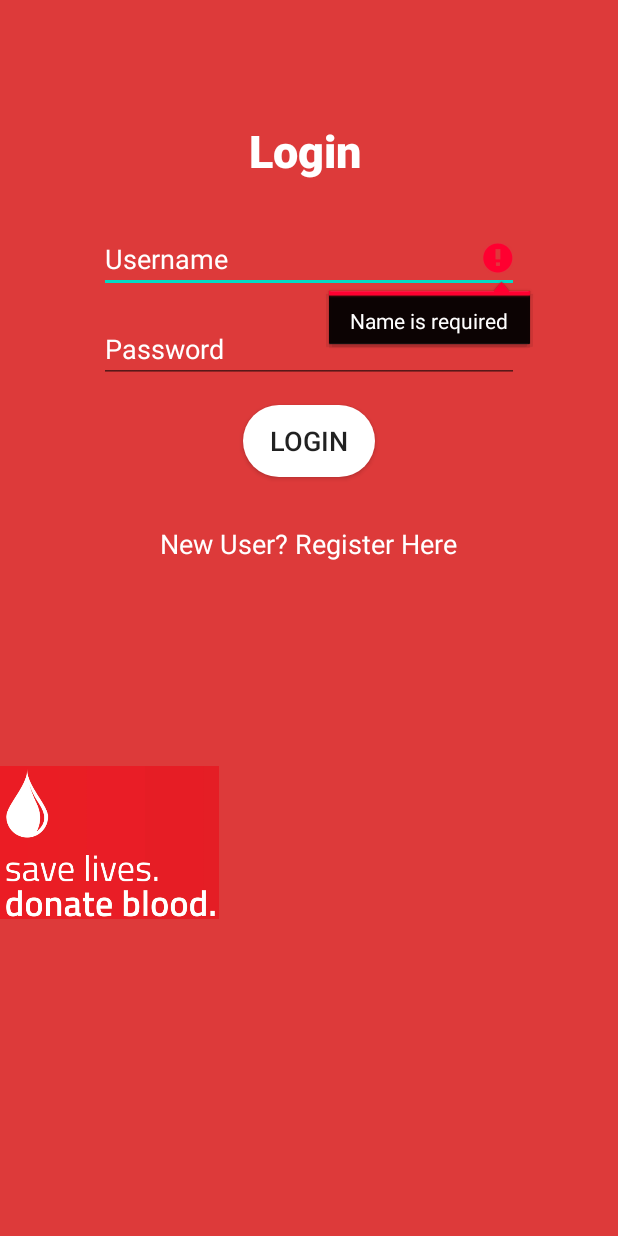
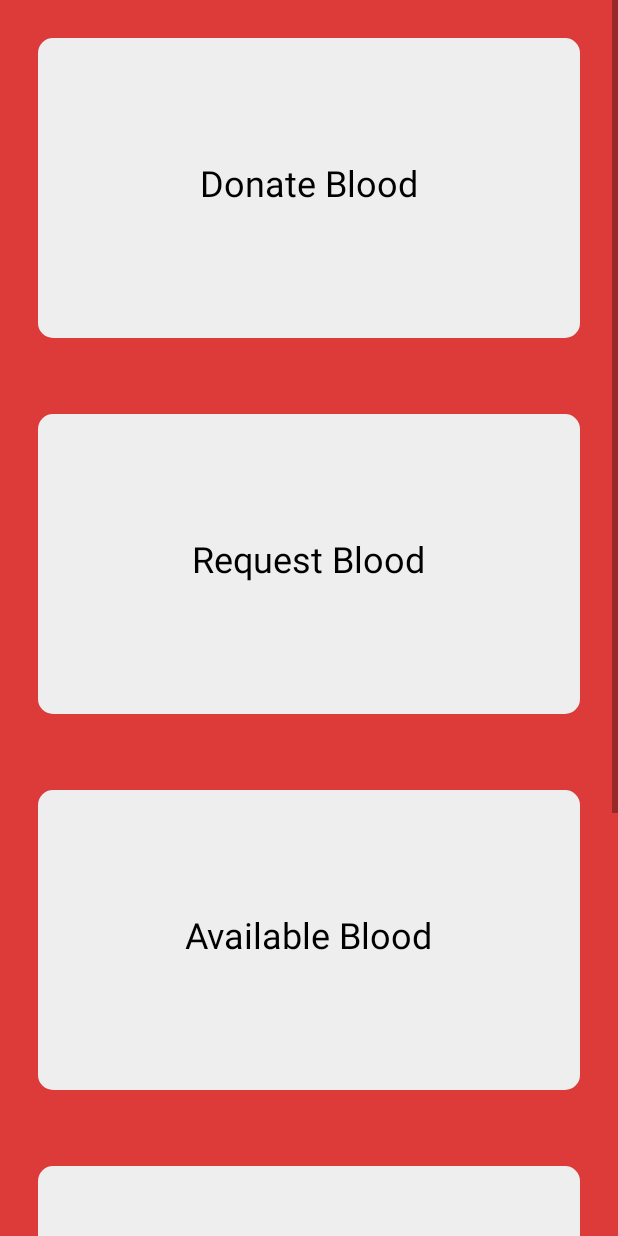
Before and after one commit to Ashutosh2209/blood-bank-app, an Android app: the screen it shows after launch (Login before the commit, Dashboard after it), after a tap on "LOGIN", on a phone screen of 412 x 824 dp. Run offline under Robolectric (Android 15) with nearby library versions, the phone set to English and light mode, and no system bars; our stand-ins replace Firebase (no records; nobody signed in at launch, a user with empty details on screens opened directly).

Commit message:
Figma pages completed

```diff
--- a/app/build.gradle
+++ b/app/build.gradle
@@ -35,4 +35,7 @@ dependencies {
     androidTestImplementation 'androidx.test.espresso:espresso-core:3.3.0'
     implementation platform('com.google.firebase:firebase-bom:28.0.1')
     implementation 'com.google.firebase:firebase-analytics'
+    implementation 'androidx.recyclerview:recyclerview:1.1.0'
+    implementation "androidx.cardview:cardview:1.0.0"
+
 }
--- a/app/src/main/AndroidManifest.xml
+++ b/app/src/main/AndroidManifest.xml
@@ -10,6 +10,8 @@
         android:label="@string/app_name"
         android:roundIcon="@mipmap/ic_launcher_round"
         android:supportsRtl="true"
+        android:largeHeap="true"
+        android:hardwareAccelerated="false"
         android:theme="@style/AppTheme">
         <activity android:name=".SplashScreen">
             <intent-filter>
@@ -20,7 +22,9 @@
         </activity>
         <activity android:name=".Login"></activity>
         <activity android:name=".SignUp"></activity>
+        <activity android:name=".Dashboard"></activity>
         <activity android:name=".MainActivity"></activity>
+
     </application>
 
 </manifest>
--- /dev/null
+++ b/app/src/main/java/com/codewithashu/bloodbankandroidapp/Dashboard.java
@@ -0,0 +1,18 @@
+package com.codewithashu.bloodbankandroidapp;
+
+import android.content.Intent;
+import android.os.Bundle;
+
+import androidx.annotation.Nullable;
+import androidx.appcompat.app.AppCompatActivity;
+
+public class Dashboard extends AppCompatActivity {
+    @Override
+    protected void onCreate(Bundle savedInstanceState) {
+        super.onCreate(savedInstanceState);
+        setContentView(R.layout.activity_dashboard);
+
+
+    }
+
+}
--- /dev/null
+++ b/app/src/main/java/com/codewithashu/bloodbankandroidapp/Deleteblood.java
@@ -0,0 +1,4 @@
+package com.codewithashu.bloodbankandroidapp;
+
+public class Deleteblood {
+}
--- /dev/null
+++ b/app/src/main/java/com/codewithashu/bloodbankandroidapp/Donateblood.java
@@ -0,0 +1,4 @@
+package com.codewithashu.bloodbankandroidapp;
+
+public class Donateblood {
+}
--- a/app/src/main/java/com/codewithashu/bloodbankandroidapp/Login.java
+++ b/app/src/main/java/com/codewithashu/bloodbankandroidapp/Login.java
@@ -46,9 +46,10 @@ public class Login extends AppCompatActivity {
             public void onClick(View v) {
                 String name = mLoginuser.getText().toString().trim();
                 String pass = mLoginpass.getText().toString();
+                startActivity(new Intent(getApplicationContext(), Dashboard.class));
 
                 if(TextUtils.isEmpty(name)){
-                    mLoginuser.setError("Name is required");
+                    mLoginuser.setError("Username is required");
                     return;
                 }
                 if(TextUtils.isEmpty(pass)){
@@ -62,18 +63,18 @@ public class Login extends AppCompatActivity {
                 progressBar.setVisibility(View.VISIBLE);
 
 
-                fAuth.signInWithEmailAndPassword(name,pass).addOnCompleteListener(new OnCompleteListener<AuthResult>() {
+               /* fAuth.signInWithEmailAndPassword(name,pass).addOnCompleteListener(new OnCompleteListener<AuthResult>() {
                     @Override
                     public void onComplete(@NonNull Task<AuthResult> task) {
                         if(task.isSuccessful()){
                             Toast.makeText(Login.this, "Login Successfull",Toast.LENGTH_SHORT).show();
-                            startActivity(new Intent(getApplicationContext(), MainActivity.class));
+
                         }else{
                             Toast.makeText(Login.this, "Error!.."+task.getException().getMessage(),Toast.LENGTH_SHORT).show();
                             progressBar.setVisibility(View.GONE);
                         }
                     }
-                });
+                });*/
             }
         });
     }
--- /dev/null
+++ b/app/src/main/java/com/codewithashu/bloodbankandroidapp/Requestblood.java
@@ -0,0 +1,4 @@
+package com.codewithashu.bloodbankandroidapp;
+
+public class Requestblood {
+}
--- /dev/null
+++ b/app/src/main/res/layout/activity_dashboard.xml
@@ -0,0 +1,136 @@
+<?xml version="1.0" encoding="utf-8"?>
+<ScrollView android:layout_width="match_parent"
+    android:layout_height="match_parent"
+    xmlns:android="http://schemas.android.com/apk/res/android">
+<FrameLayout xmlns:android="http://schemas.android.com/apk/res/android"
+    xmlns:app="http://schemas.android.com/apk/res-auto"
+    xmlns:tools="http://schemas.android.com/tools"
+    android:id="@+id/frameLayout"
+    android:layout_width="match_parent"
+    android:layout_height="match_parent"
+    android:background="#DD3A3A">
+    <LinearLayout
+        android:layout_width="match_parent"
+        android:layout_height="wrap_content"
+        android:orientation="vertical">
+
+
+
+
+        <androidx.cardview.widget.CardView
+            android:layout_height="200dp"
+            android:layout_width="match_parent"
+            android:layout_gravity="fill"
+            android:layout_margin="25sp"
+            app:cardCornerRadius="10sp"
+            app:cardElevation="12sp"
+            android:layout_columnWeight="1"
+            android:layout_rowWeight="1"
+            app:cardBackgroundColor="#EEEEEE" >
+
+            <TextView
+                android:id="@+id/textView2"
+                android:layout_width="wrap_content"
+                android:layout_height="wrap_content"
+                android:layout_gravity="center_horizontal"
+                android:layout_marginTop="80dp"
+
+                android:text="Donate Blood"
+                android:textSize="24sp"
+                android:textColor="#000"/>
+        </androidx.cardview.widget.CardView>
+        <androidx.cardview.widget.CardView
+            android:layout_height="200dp"
+            android:layout_width="match_parent"
+            android:layout_gravity="fill"
+            android:layout_margin="25sp"
+            app:cardCornerRadius="10sp"
+            app:cardElevation="12sp"
+            android:layout_columnWeight="1"
+            android:layout_rowWeight="1"
+            app:cardBackgroundColor="#EEEEEE" >
+
+        <TextView
+            android:id="@+id/textView5"
+            android:layout_width="wrap_content"
+            android:layout_height="wrap_content"
+            android:layout_gravity="center_horizontal"
+            android:layout_marginTop="80dp"
+
+            android:text="Request Blood"
+            android:textSize="24sp"
+            android:textColor="#000"/>
+        </androidx.cardview.widget.CardView>
+
+        <androidx.cardview.widget.CardView
+            android:layout_height="200dp"
+            android:layout_width="match_parent"
+            android:layout_gravity="fill"
+            android:layout_margin="25sp"
+            app:cardCornerRadius="10sp"
+            app:cardElevation="12sp"
+            android:layout_columnWeight="1"
+            android:layout_rowWeight="1"
+            app:cardBackgroundColor="#EEEEEE" >
+
+            <TextView
+                android:id="@+id/textView6"
+                android:layout_width="wrap_content"
+                android:layout_height="wrap_content"
+                android:layout_gravity="center_horizontal"
+                android:layout_marginTop="80dp"
+
+                android:text="Available Blood"
+                android:textSize="24sp"
+                android:textColor="#000"/>
+        </androidx.cardview.widget.CardView>
+
+        <androidx.cardview.widget.CardView
+            android:layout_height="200dp"
+            android:layout_width="match_parent"
+            android:layout_gravity="fill"
+            android:layout_margin="25sp"
+            app:cardCornerRadius="10sp"
+            app:cardElevation="12sp"
+            android:layout_columnWeight="1"
+            android:layout_rowWeight="1"
+            app:cardBackgroundColor="#EEEEEE" >
+
+            <TextView
+                android:id="@+id/textView7"
+                android:layout_width="wrap_content"
+                android:layout_height="wrap_content"
+                android:layout_gravity="center_horizontal"
+                android:layout_marginTop="80dp"
+                android:textColor="#000"
+                android:text="Add Available Blood"
+                android:textSize="24sp" />
+        </androidx.cardview.widget.CardView>
+
+        <androidx.cardview.widget.CardView
+            android:layout_height="200dp"
+            android:layout_width="match_parent"
+            android:layout_gravity="fill"
+            android:layout_margin="25sp"
+            app:cardCornerRadius="10sp"
+            app:cardElevation="12sp"
+            android:layout_columnWeight="1"
+            android:layout_rowWeight="1"
+            app:cardBackgroundColor="#EEEEEE"
+            >
+
+            <TextView
+                android:id="@+id/textView4"
+                android:layout_width="wrap_content"
+                android:layout_height="wrap_content"
+                android:layout_gravity="center_horizontal"
+                android:layout_marginTop="80dp"
+                android:textColor="#000"
+                android:text="Delete Blood"
+                android:textSize="24sp" />
+        </androidx.cardview.widget.CardView>
+
+
+    </LinearLayout>
+</FrameLayout>
+</ScrollView>
```
Also changed, not shown: app/src/main/java/com/codewithashu/bloodbankandroidapp/Addblood.java (added, +15 -0 lines), app/src/main/java/com/codewithashu/bloodbankandroidapp/MainActivity.java (+15 -2 lines), app/src/main/java/com/codewithashu/bloodbankandroidapp/SignUp.java (+7 -6 lines), app/src/main/res/drawable/ic_baseline_exit_to_app_24.xml (added, +10 -0 lines), app/src/main/res/drawable/ic_baseline_location_on_24.xml (added, +10 -0 lines), app/src/main/res/layout/activity_addblood.xml (added, +65 -0 lines), app/src/main/res/layout/activity_deleteblood.xml (added, +52 -0 lines), app/src/main/res/layout/activity_donateblood.xml (added, +67 -0 lines), app/src/main/res/layout/activity_main.xml (+56 -4 lines), app/src/main/res/layout/activity_requestblood.xml (added, +55 -0 lines), app/src/main/res/layout/activity_sign_up.xml (+17 -6 lines), gradle.properties (line endings or trailing spaces).
